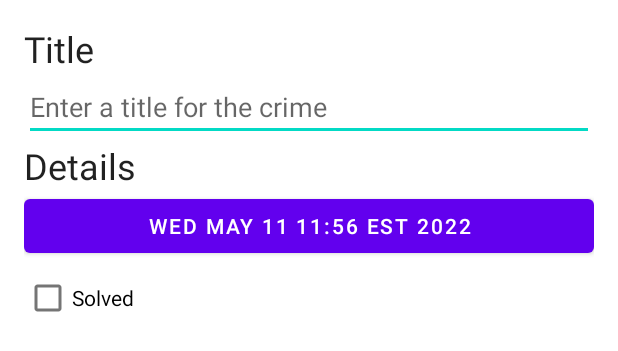
After one commit to jpoh281/BigNerdRanch_Android_5th, an Android app: the layout fragment_crime_detail.xml on its own in the app's theme, with its tools: preview values and no code run, on a phone screen of 412 x 824 dp. The commit adds this screen. Shown: the top 351 px of the screen. Run offline under Robolectric (Android 15) with nearby library versions, the phone set to English and light mode, and no system bars.

Commit message:
✨ 프레그먼트 사용법 완료

```diff
--- /dev/null
+++ b/CriminalItent/app/src/main/res/layout/fragment_crime_detail.xml
@@ -0,0 +1,40 @@
+<?xml version="1.0" encoding="utf-8"?>
+<LinearLayout xmlns:android="http://schemas.android.com/apk/res/android"
+    xmlns:tools="http://schemas.android.com/tools"
+    android:layout_width="match_parent"
+    android:layout_height="match_parent"
+    android:layout_margin="16dp"
+    android:orientation="vertical">
+
+    <TextView
+        android:layout_width="match_parent"
+        android:layout_height="wrap_content"
+        android:text="@string/crime_title_label"
+        android:textAppearance="?attr/textAppearanceHeadline5" />
+
+    <EditText
+        android:id="@+id/crime_title"
+        android:layout_width="match_parent"
+        android:layout_height="wrap_content"
+        android:hint="@string/crime_title_hint"
+        android:importantForAutofill="no"
+        android:inputType="text" />
+
+    <TextView
+        android:layout_width="match_parent"
+        android:layout_height="wrap_content"
+        android:text="@string/crime_detail_label"
+        android:textAppearance="?attr/textAppearanceHeadline5" />
+
+    <Button
+        android:id="@+id/crime_date"
+        android:layout_width="match_parent"
+        android:layout_height="wrap_content"
+        tools:text="Wed May 11 11:56 EST 2022" />
+
+    <CheckBox
+        android:id="@+id/crime_solved"
+        android:layout_width="match_parent"
+        android:layout_height="wrap_content"
+        android:text="@string/crime_solved_label" />
+</LinearLayout>
--- a/CriminalItent/app/src/main/res/values/strings.xml
+++ b/CriminalItent/app/src/main/res/values/strings.xml
@@ -1,3 +1,7 @@
 <resources>
     <string name="app_name">CriminalItent</string>
+    <string name="crime_title_hint">Enter a title for the crime</string>
+    <string name="crime_title_label">Title</string>
+    <string name="crime_detail_label">Details</string>
+    <string name="crime_solved_label">Solved</string>
 </resources>
```
Also changed, not shown: CriminalItent/app/src/main/java/com/hdd/criminalitent/Crime.kt (added, +10 -0 lines), CriminalItent/app/src/main/java/com/hdd/criminalitent/CrimeDetailFragment.kt (added, +64 -0 lines), CriminalItent/app/src/main/res/layout/activity_main.xml (+4 -12 lines).
